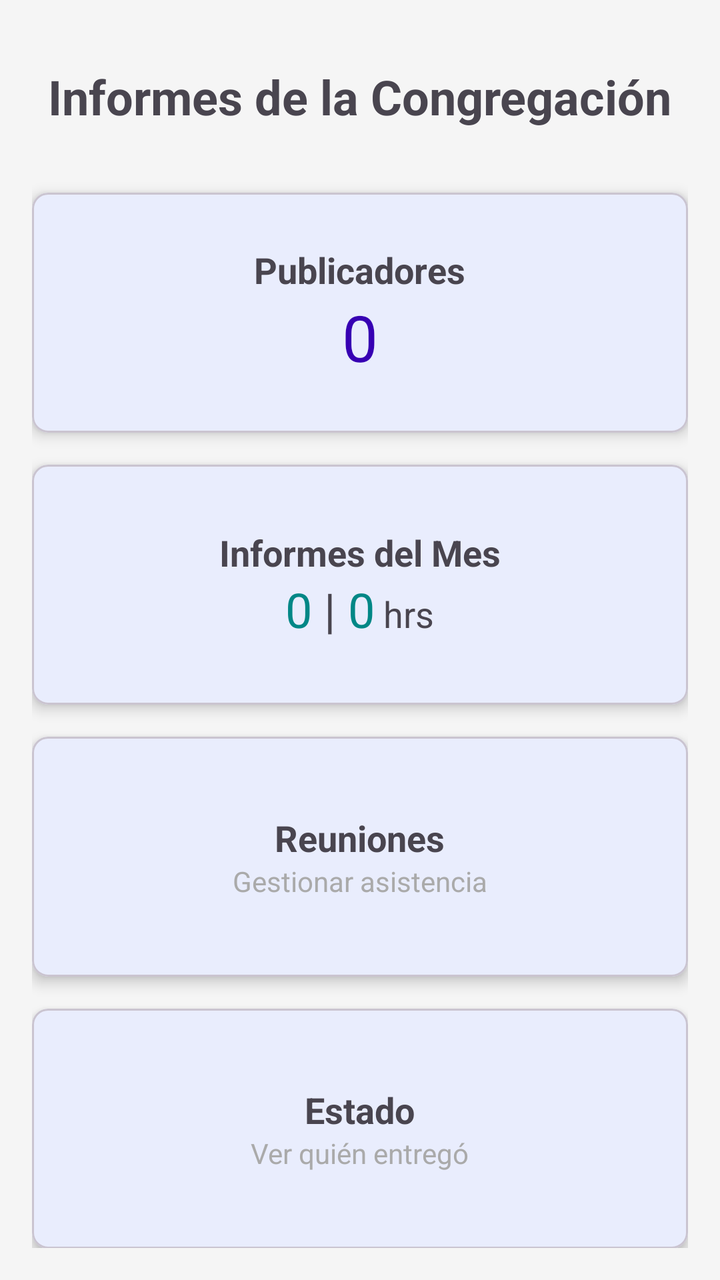
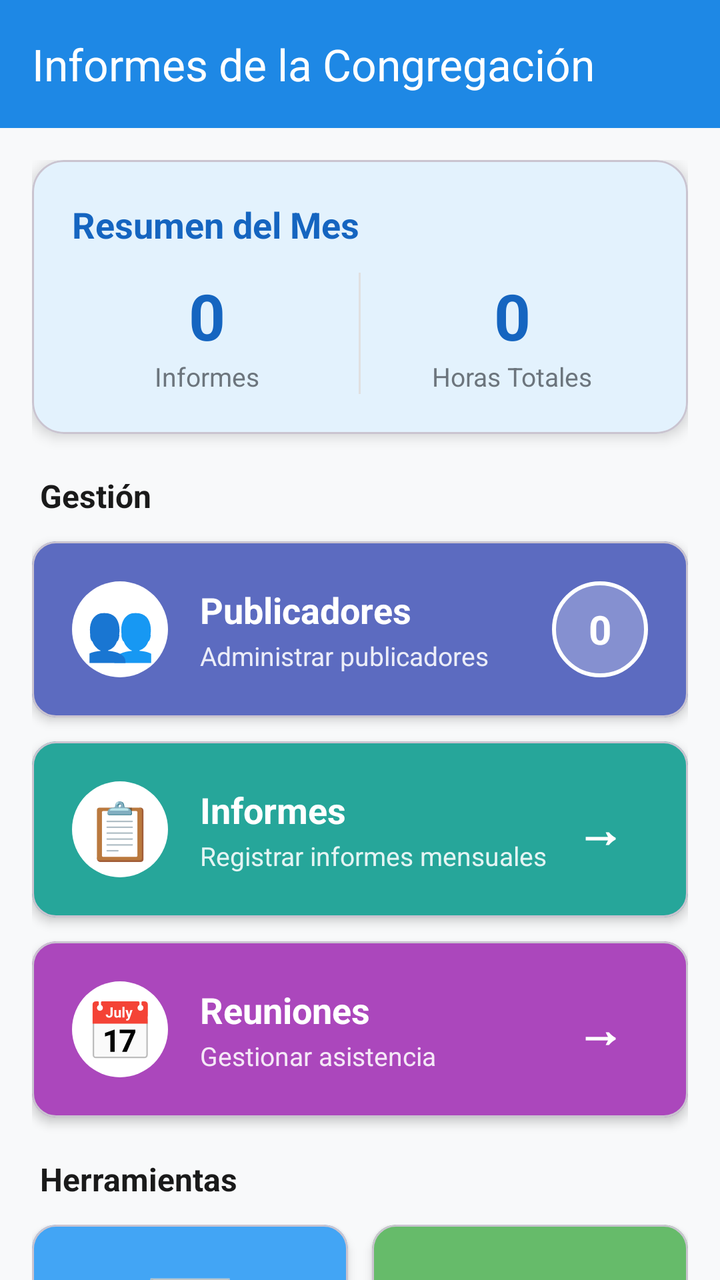

Screens rendered from an Android XML layout before and after an edit, with the pre-edit source and the edit as a unified diff.
<!-- AndroidManifest.xml: activity theme Theme.CongregationReports -->
<!-- res/layout/activity_main.xml -->
<?xml version="1.0" encoding="utf-8"?>
<androidx.constraintlayout.widget.ConstraintLayout xmlns:android="http://schemas.android.com/apk/res/android"
    xmlns:app="http://schemas.android.com/apk/res-auto"
    xmlns:tools="http://schemas.android.com/tools"
    android:layout_width="match_parent"
    android:layout_height="match_parent"
    android:padding="16dp"
    tools:context=".ui.MainActivity">

    <TextView
        android:id="@+id/textTitle"
        android:layout_width="wrap_content"
        android:layout_height="wrap_content"
        android:text="Informes de la Congregación"
        android:textSize="24sp"
        android:textStyle="bold"
        app:layout_constraintEnd_toEndOf="parent"
        app:layout_constraintStart_toStartOf="parent"
        app:layout_constraintTop_toTopOf="parent"
        android:layout_marginTop="16dp" />

    <com.google.android.material.card.MaterialCardView
        android:id="@+id/cardPublishers"
        android:layout_width="0dp"
        android:layout_height="120dp"
        android:layout_marginTop="32dp"
        app:cardCornerRadius="8dp"
        app:cardElevation="4dp"
        app:layout_constraintEnd_toEndOf="parent"
        app:layout_constraintStart_toStartOf="parent"
        app:layout_constraintTop_toBottomOf="@id/textTitle">

        <LinearLayout
            android:layout_width="match_parent"
            android:layout_height="match_parent"
            android:gravity="center"
            android:orientation="vertical"
            android:padding="16dp">

            <TextView
                android:layout_width="wrap_content"
                android:layout_height="wrap_content"
                android:text="Publicadores"
                android:textSize="18sp"
                android:textStyle="bold" />

            <TextView
                android:id="@+id/textPublishersCount"
                android:layout_width="wrap_content"
                android:layout_height="wrap_content"
                android:text="0"
                android:textSize="32sp"
                android:textColor="@color/purple_700" />
        </LinearLayout>
    </com.google.android.material.card.MaterialCardView>

    <com.google.android.material.card.MaterialCardView
        android:id="@+id/cardReports"
        android:layout_width="0dp"
        android:layout_height="120dp"
        android:layout_marginTop="16dp"
        app:cardCornerRadius="8dp"
        app:cardElevation="4dp"
        app:layout_constraintEnd_toEndOf="parent"
        app:layout_constraintStart_toStartOf="parent"
        app:layout_constraintTop_toBottomOf="@id/cardPublishers">

        <LinearLayout
            android:layout_width="match_parent"
            android:layout_height="match_parent"
            android:gravity="center"
            android:orientation="vertical"
            android:padding="16dp">

            <TextView
                android:layout_width="wrap_content"
                android:layout_height="wrap_content"
                android:text="Informes del Mes"
                android:textSize="18sp"
                android:textStyle="bold" />

            <LinearLayout
                android:layout_width="wrap_content"
                android:layout_height="wrap_content"
                android:orientation="horizontal">

                <TextView
                    android:id="@+id/textReportsCount"
                    android:layout_width="wrap_content"
                    android:layout_height="wrap_content"
                    android:text="0"
                    android:textSize="24sp"
                    android:textColor="@color/teal_700" />

                <TextView
                    android:layout_width="wrap_content"
                    android:layout_height="wrap_content"
                    android:text=" | "
                    android:textSize="24sp" />

                <TextView
                    android:id="@+id/textTotalHours"
                    android:layout_width="wrap_content"
                    android:layout_height="wrap_content"
                    android:text="0"
                    android:textSize="24sp"
                    android:textColor="@color/teal_700" />

                <TextView
                    android:layout_width="wrap_content"
                    android:layout_height="wrap_content"
                    android:text=" hrs"
                    android:textSize="18sp" />
            </LinearLayout>
        </LinearLayout>
    </com.google.android.material.card.MaterialCardView>

    <com.google.android.material.card.MaterialCardView
        android:id="@+id/cardMeetings"
        android:layout_width="0dp"
        android:layout_height="120dp"
        android:layout_marginTop="16dp"
        app:cardCornerRadius="8dp"
        app:cardElevation="4dp"
        app:layout_constraintEnd_toEndOf="parent"
        app:layout_constraintStart_toStartOf="parent"
        app:layout_constraintTop_toBottomOf="@id/cardReports">

        <LinearLayout
            android:layout_width="match_parent"
            android:layout_height="match_parent"
            android:gravity="center"
            android:orientation="vertical"
            android:padding="16dp">

            <TextView
                android:layout_width="wrap_content"
                android:layout_height="wrap_content"
                android:text="Reuniones"
                android:textSize="18sp"
                android:textStyle="bold" />

            <TextView
                android:layout_width="wrap_content"
                android:layout_height="wrap_content"
                android:text="Gestionar asistencia"
                android:textSize="14sp"
                android:textColor="@android:color/darker_gray" />
        </LinearLayout>
    </com.google.android.material.card.MaterialCardView>

    <com.google.android.material.card.MaterialCardView
        android:id="@+id/cardStatus"
        android:layout_width="0dp"
        android:layout_height="120dp"
        android:layout_marginTop="16dp"
        app:cardCornerRadius="8dp"
        app:cardElevation="4dp"
        app:layout_constraintEnd_toEndOf="parent"
        app:layout_constraintStart_toStartOf="parent"
        app:layout_constraintTop_toBottomOf="@id/cardMeetings">

        <LinearLayout
            android:layout_width="match_parent"
            android:layout_height="match_parent"
            android:gravity="center"
            android:orientation="vertical"
            android:padding="16dp">

            <TextView
                android:layout_width="wrap_content"
                android:layout_height="wrap_content"
                android:text="Estado"
                android:textSize="18sp"
                android:textStyle="bold" />

            <TextView
                android:layout_width="wrap_content"
                android:layout_height="wrap_content"
                android:text="Ver quién entregó"
                android:textSize="14sp"
                android:textColor="@android:color/darker_gray" />
        </LinearLayout>
    </com.google.android.material.card.MaterialCardView>

    <LinearLayout
        android:layout_width="0dp"
        android:layout_height="120dp"
        android:layout_marginTop="16dp"
        android:orientation="horizontal"
        app:layout_constraintEnd_toEndOf="parent"
        app:layout_constraintStart_toStartOf="parent"
        app:layout_constraintTop_toBottomOf="@id/cardStatus">

        <com.google.android.material.card.MaterialCardView
            android:id="@+id/cardStats"
            android:layout_width="0dp"
            android:layout_height="match_parent"
            android:layout_weight="1"
            android:layout_marginEnd="8dp"
            app:cardCornerRadius="8dp"
            app:cardElevation="4dp">

            <LinearLayout
                android:layout_width="match_parent"
                android:layout_height="match_parent"
                android:gravity="center"
                android:orientation="vertical"
                android:padding="16dp">

                <TextView
                    android:layout_width="wrap_content"
                    android:layout_height="wrap_content"
                    android:text="Estadísticas"
                    android:textSize="16sp"
                    android:textStyle="bold" />

                <TextView
                    android:layout_width="wrap_content"
                    android:layout_height="wrap_content"
                    android:text="Gráficos"
                    android:textSize="12sp"
                    android:textColor="@android:color/darker_gray" />
            </LinearLayout>
        </com.google.android.material.card.MaterialCardView>

        <com.google.android.material.card.MaterialCardView
            android:id="@+id/cardBackup"
            android:layout_width="0dp"
            android:layout_height="match_parent"
            android:layout_weight="1"
            android:layout_marginStart="8dp"
            app:cardCornerRadius="8dp"
            app:cardElevation="4dp">

            <LinearLayout
                android:layout_width="match_parent"
                android:layout_height="match_parent"
                android:gravity="center"
                android:orientation="vertical"
                android:padding="16dp">

                <TextView
                    android:layout_width="wrap_content"
                    android:layout_height="wrap_content"
                    android:text="Respaldo"
                    android:textSize="16sp"
                    android:textStyle="bold" />

                <TextView
                    android:layout_width="wrap_content"
                    android:layout_height="wrap_content"
                    android:text="Protege datos"
                    android:textSize="12sp"
                    android:textColor="@android:color/darker_gray" />
            </LinearLayout>
        </com.google.android.material.card.MaterialCardView>

    </LinearLayout>

</androidx.constraintlayout.widget.ConstraintLayout>
<!-- resources referenced by this layout -->
<resources>
  <color name="purple_700">#FF3700B3</color>
  <color name="teal_700">#FF018786</color>
  <style name="Theme.CongregationReports" parent="Base.Theme.CongregationReports">
          <item name="android:windowContentTransitions">true</item>
      </style>
  <style name="Base.Theme.CongregationReports" parent="Theme.Material3.DayNight">
          <item name="colorPrimary">@color/primary</item>
          <item name="colorPrimaryDark">@color/primary_dark</item>
          <item name="colorAccent">@color/accent</item>
          <item name="android:statusBarColor">@color/primary_dark</item>
          <item name="android:windowBackground">@color/background</item>
      </style>
  <color name="primary">#2196F3</color>
  <color name="primary_dark">#1976D2</color>
  <color name="accent">#FF9800</color>
  <color name="background">#F5F5F5</color>
</resources>

<!-- the commit's change to res/layout/activity_main.xml (unified diff, before → after) -->
@@ -1,261 +1,519 @@
 <?xml version="1.0" encoding="utf-8"?>
-<androidx.constraintlayout.widget.ConstraintLayout xmlns:android="http://schemas.android.com/apk/res/android"
+<androidx.coordinatorlayout.widget.CoordinatorLayout xmlns:android="http://schemas.android.com/apk/res/android"
     xmlns:app="http://schemas.android.com/apk/res-auto"
     xmlns:tools="http://schemas.android.com/tools"
     android:layout_width="match_parent"
     android:layout_height="match_parent"
-    android:padding="16dp"
+    android:background="@color/background"
     tools:context=".ui.MainActivity">
 
-    <TextView
-        android:id="@+id/textTitle"
-        android:layout_width="wrap_content"
+    <com.google.android.material.appbar.AppBarLayout
+        android:layout_width="match_parent"
         android:layout_height="wrap_content"
-        android:text="Informes de la Congregación"
-        android:textSize="24sp"
-        android:textStyle="bold"
-        app:layout_constraintEnd_toEndOf="parent"
-        app:layout_constraintStart_toStartOf="parent"
-        app:layout_constraintTop_toTopOf="parent"
-        android:layout_marginTop="16dp" />
-
-    <com.google.android.material.card.MaterialCardView
-        android:id="@+id/cardPublishers"
-        android:layout_width="0dp"
-        android:layout_height="120dp"
-        android:layout_marginTop="32dp"
-        app:cardCornerRadius="8dp"
-        app:cardElevation="4dp"
-        app:layout_constraintEnd_toEndOf="parent"
-        app:layout_constraintStart_toStartOf="parent"
-        app:layout_constraintTop_toBottomOf="@id/textTitle">
+        android:elevation="0dp"
+        app:elevation="0dp">
+
+        <com.google.android.material.appbar.MaterialToolbar
+            android:id="@+id/toolbar"
+            android:layout_width="match_parent"
+            android:layout_height="?attr/actionBarSize"
+            android:background="@color/primary"
+            app:titleTextColor="@color/white"
+            app:title="Informes de la Congregación" />
+
+    </com.google.android.material.appbar.AppBarLayout>
+
+    <androidx.core.widget.NestedScrollView
+        android:layout_width="match_parent"
+        android:layout_height="match_parent"
+        app:layout_behavior="@string/appbar_scrolling_view_behavior">
 
         <LinearLayout
             android:layout_width="match_parent"
-            android:layout_height="match_parent"
-            android:gravity="center"
+            android:layout_height="wrap_content"
             android:orientation="vertical"
             android:padding="16dp">
 
+            
+            <com.google.android.material.card.MaterialCardView
+                android:layout_width="match_parent"
+                android:layout_height="wrap_content"
+                android:layout_marginBottom="20dp"
+                app:cardCornerRadius="16dp"
+                app:cardElevation="4dp"
+                app:cardBackgroundColor="@color/primary_light">
+
+                <LinearLayout
+                    android:layout_width="match_parent"
+                    android:layout_height="wrap_content"
+                    android:orientation="vertical"
+                    android:padding="20dp">
+
+                    <TextView
+                        android:layout_width="wrap_content"
+                        android:layout_height="wrap_content"
+                        android:text="Resumen del Mes"
+                        android:textSize="18sp"
+                        android:textStyle="bold"
+                        android:textColor="@color/primary_dark"
+                        android:layout_marginBottom="12dp"/>
+
+                    <LinearLayout
+                        android:layout_width="match_parent"
+                        android:layout_height="wrap_content"
+                        android:orientation="horizontal"
+                        android:weightSum="2">
+
+                        <LinearLayout
+                            android:layout_width="0dp"
+                            android:layout_height="wrap_content"
+                            android:layout_weight="1"
+                            android:orientation="vertical"
+                            android:gravity="center">
+
+                            <TextView
+                                android:id="@+id/textReportsCount"
+                                android:layout_width="wrap_content"
+                                android:layout_height="wrap_content"
+                                android:text="0"
+                                android:textSize="32sp"
+                                android:textStyle="bold"
+                                android:textColor="@color/primary_dark"/>
+
+                            <TextView
+                                android:layout_width="wrap_content"
+                                android:layout_height="wrap_content"
+                                android:text="Informes"
+                                android:textSize="13sp"
+                                android:textColor="@color/text_secondary"/>
+
+                        </LinearLayout>
+
+                        <View
+                            android:layout_width="1dp"
+                            android:layout_height="match_parent"
+                            android:background="@color/divider"
+                            android:layout_marginStart="8dp"
+                            android:layout_marginEnd="8dp"/>
+
+                        <LinearLayout
+                            android:layout_width="0dp"
+                            android:layout_height="wrap_content"
+                            android:layout_weight="1"
+                            android:orientation="vertical"
+                            android:gravity="center">
+
+                            <TextView
+                                android:id="@+id/textTotalHours"
+                                android:layout_width="wrap_content"
+                                android:layout_height="wrap_content"
+                                android:text="0"
+                                android:textSize="32sp"
+                                android:textStyle="bold"
+                                android:textColor="@color/primary_dark"/>
+
+                            <TextView
+                                android:layout_width="wrap_content"
+                                android:layout_height="wrap_content"
+                                android:text="Horas Totales"
+                                android:textSize="13sp"
+                                android:textColor="@color/text_secondary"/>
+
+                        </LinearLayout>
+
+                    </LinearLayout>
+
+                </LinearLayout>
+
+            </com.google.android.material.card.MaterialCardView>
+
             <TextView
                 android:layout_width="wrap_content"
                 android:layout_height="wrap_content"
-                android:text="Publicadores"
-                android:textSize="18sp"
-                android:textStyle="bold" />
-
-            <TextView
-                android:id="@+id/textPublishersCount"
-                android:layout_width="wrap_content"
-                android:layout_height="wrap_content"
-                android:text="0"
-                android:textSize="32sp"
-                android:textColor="@color/purple_700" />
-        </LinearLayout>
-    </com.google.android.material.card.MaterialCardView>
-
-    <com.google.android.material.card.MaterialCardView
-        android:id="@+id/cardReports"
-        android:layout_width="0dp"
-        android:layout_height="120dp"
-        android:layout_marginTop="16dp"
-        app:cardCornerRadius="8dp"
-        app:cardElevation="4dp"
-        app:layout_constraintEnd_toEndOf="parent"
-        app:layout_constraintStart_toStartOf="parent"
-        app:layout_constraintTop_toBottomOf="@id/cardPublishers">
-
-        <LinearLayout
-            android:layout_width="match_parent"
-            android:layout_height="match_parent"
-            android:gravity="center"
-            android:orientation="vertical"
-            android:padding="16dp">
+                android:text="Gestión"
+                android:textSize="16sp"
+                android:textStyle="bold"
+                android:textColor="@color/text_primary"
+                android:layout_marginBottom="12dp"
+                android:layout_marginStart="4dp"/>
+
+            
+            <com.google.android.material.card.MaterialCardView
+                android:id="@+id/cardPublishers"
+                android:layout_width="match_parent"
+                android:layout_height="wrap_content"
+                android:layout_marginBottom="12dp"
+                app:cardCornerRadius="12dp"
+                app:cardElevation="3dp"
+                app:cardBackgroundColor="@color/card_publishers">
+
+                <LinearLayout
+                    android:layout_width="match_parent"
+                    android:layout_height="wrap_content"
+                    android:orientation="horizontal"
+                    android:padding="20dp"
+                    android:gravity="center_vertical">
+
+                    <TextView
+                        android:layout_width="48dp"
+                        android:layout_height="48dp"
+                        android:text="👥"
+                        android:textSize="28sp"
+                        android:gravity="center"
+                        android:background="@drawable/icon_background"
+                        android:backgroundTint="@color/white"/>
+
+                    <LinearLayout
+                        android:layout_width="0dp"
+                        android:layout_height="wrap_content"
+                        android:layout_weight="1"
+                        android:orientation="vertical"
+                        android:layout_marginStart="16dp">
+
+                        <TextView
+                            android:layout_width="wrap_content"
+                            android:layout_height="wrap_content"
+                            android:text="Publicadores"
+                            android:textSize="18sp"
+                            android:textStyle="bold"
+                            android:textColor="@color/white"/>
+
+                        <TextView
+                            android:layout_width="wrap_content"
+                            android:layout_height="wrap_content"
+                            android:text="Administrar publicadores"
+                            android:textSize="13sp"
+                            android:textColor="#E0FFFFFF"
+                            android:layout_marginTop="2dp"/>
+
+                    </LinearLayout>
+
+                    <TextView
+                        android:id="@+id/textPublishersCount"
+                        android:layout_width="48dp"
+                        android:layout_height="48dp"
+                        android:text="0"
+                        android:textSize="20sp"
+                        android:textStyle="bold"
+                        android:textColor="@color/white"
+                        android:gravity="center"
+                        android:background="@drawable/count_background"/>
+
+                </LinearLayout>
+
+            </com.google.android.material.card.MaterialCardView>
+
+            
+            <com.google.android.material.card.MaterialCardView
+                android:id="@+id/cardReports"
+                android:layout_width="match_parent"
+                android:layout_height="wrap_content"
+                android:layout_marginBottom="12dp"
+                app:cardCornerRadius="12dp"
+                app:cardElevation="3dp"
+                app:cardBackgroundColor="@color/card_reports">
+
+                <LinearLayout
+                    android:layout_width="match_parent"
+                    android:layout_height="wrap_content"
+                    android:orientation="horizontal"
+                    android:padding="20dp"
+                    android:gravity="center_vertical">
+
+                    <TextView
+                        android:layout_width="48dp"
+                        android:layout_height="48dp"
+                        android:text="📋"
+                        android:textSize="28sp"
+                        android:gravity="center"
+                        android:background="@drawable/icon_background"
+                        android:backgroundTint="@color/white"/>
+
+                    <LinearLayout
+                        android:layout_width="0dp"
+                        android:layout_height="wrap_content"
+                        android:layout_weight="1"
+                        android:orientation="vertical"
+                        android:layout_marginStart="16dp">
+
+                        <TextView
+                            android:layout_width="wrap_content"
+                            android:layout_height="wrap_content"
+                            android:text="Informes"
+                            android:textSize="18sp"
+                            android:textStyle="bold"
+                            android:textColor="@color/white"/>
+
+                        <TextView
+                            android:layout_width="wrap_content"
+                            android:layout_height="wrap_content"
+                            android:text="Registrar informes mensuales"
+                            android:textSize="13sp"
+                            android:textColor="#E0FFFFFF"
+                            android:layout_marginTop="2dp"/>
+
+                    </LinearLayout>
+
+                    <TextView
+                        android:layout_width="48dp"
+                        android:layout_height="48dp"
+                        android:text="→"
+                        android:textSize="24sp"
+                        android:textStyle="bold"
+                        android:textColor="@color/white"
+                        android:gravity="center"/>
+
+                </LinearLayout>
+
+            </com.google.android.material.card.MaterialCardView>
+
+            
+            <com.google.android.material.card.MaterialCardView
+                android:id="@+id/cardMeetings"
+                android:layout_width="match_parent"
+                android:layout_height="wrap_content"
+                android:layout_marginBottom="12dp"
+                app:cardCornerRadius="12dp"
+                app:cardElevation="3dp"
+                app:cardBackgroundColor="@color/card_meetings">
+
+                <LinearLayout
+                    android:layout_width="match_parent"
+                    android:layout_height="wrap_content"
+                    android:orientation="horizontal"
+                    android:padding="20dp"
+                    android:gravity="center_vertical">
+
+                    <TextView
+                        android:layout_width="48dp"
+                        android:layout_height="48dp"
+                        android:text="📅"
+                        android:textSize="28sp"
+                        android:gravity="center"
+                        android:background="@drawable/icon_background"
+                        android:backgroundTint="@color/white"/>
+
+                    <LinearLayout
+                        android:layout_width="0dp"
+                        android:layout_height="wrap_content"
+                        android:layout_weight="1"
+                        android:orientation="vertical"
+                        android:layout_marginStart="16dp">
+
+                        <TextView
+                            android:layout_width="wrap_content"
+                            android:layout_height="wrap_content"
+                            android:text="Reuniones"
+                            android:textSize="18sp"
+                            android:textStyle="bold"
+                            android:textColor="@color/white"/>
+
+                        <TextView
+                            android:layout_width="wrap_content"
+                            android:layout_height="wrap_content"
+                            android:text="Gestionar asistencia"
+                            android:textSize="13sp"
+                            android:textColor="#E0FFFFFF"
+                            android:layout_marginTop="2dp"/>
+
+                    </LinearLayout>
+
+                    <TextView
+                        android:layout_width="48dp"
+                        android:layout_height="48dp"
+                        android:text="→"
+                        android:textSize="24sp"
+                        android:textStyle="bold"
+                        android:textColor="@color/white"
+                        android:gravity="center"/>
+
+                </LinearLayout>
+
+            </com.google.android.material.card.MaterialCardView>
 
             <TextView
                 android:layout_width="wrap_content"
                 android:layout_height="wrap_content"
-                android:text="Informes del Mes"
-                android:textSize="18sp"
-                android:textStyle="bold" />
-
-            <LinearLayout
-                android:layout_width="wrap_content"
-                android:layout_height="wrap_content"
-                android:orientation="horizontal">
-
-                <TextView
-                    android:id="@+id/textReportsCount"
-                    android:layout_width="wrap_content"
-                    android:layout_height="wrap_content"
-                    android:text="0"
-                    android:textSize="24sp"
-                    android:textColor="@color/teal_700" />
-
-                <TextView
-                    android:layout_width="wrap_content"
-                    android:layout_height="wrap_content"
-                    android:text=" | "
-                    android:textSize="24sp" />
-
-                <TextView
-                    android:id="@+id/textTotalHours"
-                    android:layout_width="wrap_content"
-                    android:layout_height="wrap_content"
-                    android:text="0"
-                    android:textSize="24sp"
-                    android:textColor="@color/teal_700" />
-
-                <TextView
-                    android:layout_width="wrap_content"
-                    android:layout_height="wrap_content"
-                    android:text=" hrs"
-                    android:textSize="18sp" />
-            </LinearLayout>
-        </LinearLayout>
-    </com.google.android.material.card.MaterialCardView>
-
-    <com.google.android.material.card.MaterialCardView
-        android:id="@+id/cardMeetings"
-        android:layout_width="0dp"
-        android:layout_height="120dp"
-        android:layout_marginTop="16dp"
-        app:cardCornerRadius="8dp"
-        app:cardElevation="4dp"
-        app:layout_constraintEnd_toEndOf="parent"
-        app:layout_constraintStart_toStartOf="parent"
-        app:layout_constraintTop_toBottomOf="@id/cardReports">
-
-        <LinearLayout
-            android:layout_width="match_parent"
-            android:layout_height="match_parent"
-            android:gravity="center"
-            android:orientation="vertical"
-            android:padding="16dp">
-
-            <TextView
-                android:layout_width="wrap_content"
-                android:layout_height="wrap_content"
-                android:text="Reuniones"
-                android:textSize="18sp"
-                android:textStyle="bold" />
-
-            <TextView
-                android:layout_width="wrap_content"
-                android:layout_height="wrap_content"
-                android:text="Gestionar asistencia"
-                android:textSize="14sp"
-                android:textColor="@android:color/darker_gray" />
-        </LinearLayout>
-    </com.google.android.material.card.MaterialCardView>
-
-    <com.google.android.material.card.MaterialCardView
-        android:id="@+id/cardStatus"
-        android:layout_width="0dp"
-        android:layout_height="120dp"
-        android:layout_marginTop="16dp"
-        app:cardCornerRadius="8dp"
-        app:cardElevation="4dp"
-        app:layout_constraintEnd_toEndOf="parent"
-        app:layout_constraintStart_toStartOf="parent"
-        app:layout_constraintTop_toBottomOf="@id/cardMeetings">
-
-        <LinearLayout
-            android:layout_width="match_parent"
-            android:layout_height="match_parent"
-            android:gravity="center"
-            android:orientation="vertical"
-            android:padding="16dp">
-
-            <TextView
-                android:layout_width="wrap_content"
-                android:layout_height="wrap_content"
-                android:text="Estado"
-                android:textSize="18sp"
-                android:textStyle="bold" />
-
-            <TextView
-                android:layout_width="wrap_content"
-                android:layout_height="wrap_content"
-                android:text="Ver quién entregó"
-                android:textSize="14sp"
-                android:textColor="@android:color/darker_gray" />
-        </LinearLayout>
-    </com.google.android.material.card.MaterialCardView>
-
-    <LinearLayout
-        android:layout_width="0dp"
-        android:layout_height="120dp"
-        android:layout_marginTop="16dp"
-        android:orientation="horizontal"
-        app:layout_constraintEnd_toEndOf="parent"
-        app:layout_constraintStart_toStartOf="parent"
-        app:layout_constraintTop_toBottomOf="@id/cardStatus">
-
-        <com.google.android.material.card.MaterialCardView
-            android:id="@+id/cardStats"
-            android:layout_width="0dp"
-            android:layout_height="match_parent"
-            android:layout_weight="1"
-            android:layout_marginEnd="8dp"
-            app:cardCornerRadius="8dp"
-            app:cardElevation="4dp">
-
+                android:text="Herramientas"
+                android:textSize="16sp"
+                android:textStyle="bold"
+                android:textColor="@color/text_primary"
+                android:layout_marginTop="8dp"
+                android:layout_marginBottom="12dp"
+                android:layout_marginStart="4dp"/>
+
+            
             <LinearLayout
                 android:layout_width="match_parent"
-                android:layout_height="match_parent"
-                android:gravity="center"
-                android:orientation="vertical"
-                android:padding="16dp">
-
-                <TextView
-                    android:layout_width="wrap_content"
+                android:layout_height="wrap_content"
+                android:orientation="horizontal"
+                android:weightSum="2">
+
+                
+                <com.google.android.material.card.MaterialCardView
+                    android:id="@+id/cardStats"
+                    android:layout_width="0dp"
+                    android:layout_height="140dp"
+                    android:layout_weight="1"
+                    android:layout_marginEnd="6dp"
+                    android:layout_marginBottom="12dp"
+                    app:cardCornerRadius="12dp"
+                    app:cardElevation="3dp"
+                    app:cardBackgroundColor="@color/card_stats">
+
+                    <LinearLayout
+                        android:layout_width="match_parent"
+                        android:layout_height="match_parent"
+                        android:orientation="vertical"
+                        android:padding="16dp"
+                        android:gravity="center">
+
+                        <TextView
+                            android:layout_width="wrap_content"
+                            android:layout_height="wrap_content"
+                            android:text="📊"
+                            android:textSize="36sp"
+                            android:layout_marginBottom="8dp"/>
+
+                        <TextView
+                            android:layout_width="wrap_content"
+                            android:layout_height="wrap_content"
+                            android:text="Estadísticas"
+                            android:textSize="16sp"
+                            android:textStyle="bold"
+                            android:textColor="@color/white"
+                            android:gravity="center"/>
+
+                        <TextView
+                            android:layout_width="wrap_content"
+                            android:layout_height="wrap_content"
+                            android:text="Ver gráficos"
+                            android:textSize="12sp"
+                            android:textColor="#E0FFFFFF"
+                            android:layout_marginTop="4dp"
+                            android:gravity="center"/>
+
+                    </LinearLayout>
+
+                </com.google.android.material.card.MaterialCardView>
+
+                
+                <com.google.android.material.card.MaterialCardView
+                    android:id="@+id/cardStatus"
+                    android:layout_width="0dp"
+                    android:layout_height="140dp"
+                    android:layout_weight="1"
+                    android:layout_marginStart="6dp"
+                    android:layout_marginBottom="12dp"
+                    app:cardCornerRadius="12dp"
+                    app:cardElevation="3dp"
+                    app:cardBackgroundColor="@color/card_status">
+
+                    <LinearLayout
+                        android:layout_width="match_parent"
+                        android:layout_height="match_parent"
+                        android:orientation="vertical"
+                        android:padding="16dp"
+                        android:gravity="center">
+
+                        <TextView
+                            android:layout_width="wrap_content"
+                            android:layout_height="wrap_content"
+                            android:text="✓"
+                            android:textSize="36sp"
+                            android:textColor="@color/white"
+                            android:layout_marginBottom="8dp"/>
+
+                        <TextView
+                            android:layout_width="wrap_content"
+                            android:layout_height="wrap_content"
+                            android:text="Estado"
+                            android:textSize="16sp"
+                            android:textStyle="bold"
+                            android:textColor="@color/white"
+                            android:gravity="center"/>
+
+                        <TextView
+                            android:layout_width="wrap_content"
+                            android:layout_height="wrap_content"
+                            android:text="Ver entregados"
+                            android:textSize="12sp"
+                            android:textColor="#E0FFFFFF"
+                            android:layout_marginTop="4dp"
+                            android:gravity="center"/>
+
+                    </LinearLayout>
+
+                </com.google.android.material.card.MaterialCardView>
+
+            </LinearLayout>
+
+            
+            <com.google.android.material.card.MaterialCardView
+                android:id="@+id/cardBackup"
+                android:layout_width="match_parent"
+                android:layout_height="wrap_content"
+                android:layout_marginBottom="16dp"
+                app:cardCornerRadius="12dp"
+                app:cardElevation="3dp"
+                app:cardBackgroundColor="@color/card_backup">
+
+                <LinearLayout
+                    android:layout_width="match_parent"
                     android:layout_height="wrap_content"
-                    android:text="Estadísticas"
-                    android:textSize="16sp"
-                    android:textStyle="bold" />
-
-                <TextView
-                    android:layout_width="wrap_content"
-                    android:layout_height="wrap_content"
-                    android:text="Gráficos"
-                    android:textSize="12sp"
-                    android:textColor="@android:color/darker_gray" />
-            </LinearLayout>
-        </com.google.android.material.card.MaterialCardView>
-
-        <com.google.android.material.card.MaterialCardView
-            android:id="@+id/cardBackup"
-            android:layout_width="0dp"
-            android:layout_height="match_parent"
-            android:layout_weight="1"
-            android:layout_marginStart="8dp"
-            app:cardCornerRadius="8dp"
-            app:cardElevation="4dp">
-
-            <LinearLayout
-                android:layout_width="match_parent"
-                android:layout_height="match_parent"
-                android:gravity="center"
-                android:orientation="vertical"
-                android:padding="16dp">
-
-                <TextView
-                    android:layout_width="wrap_content"
-                    android:layout_height="wrap_content"
-                    android:text="Respaldo"
-                    android:textSize="16sp"
-                    android:textStyle="bold" />
-
-                <TextView
-                    android:layout_width="wrap_content"
-                    android:layout_height="wrap_content"
-                    android:text="Protege datos"
-                    android:textSize="12sp"
-                    android:textColor="@android:color/darker_gray" />
-            </LinearLayout>
-        </com.google.android.material.card.MaterialCardView>
-
-    </LinearLayout>
-
-</androidx.constraintlayout.widget.ConstraintLayout>
+                    android:orientation="horizontal"
+                    android:padding="20dp"
+                    android:gravity="center_vertical">
+
+                    <TextView
+                        android:layout_width="48dp"
+                        android:layout_height="48dp"
+                        android:text="💾"
+                        android:textSize="28sp"
+                        android:gravity="center"
+                        android:background="@drawable/icon_background"
+                        android:backgroundTint="@color/white"/>
+
+                    <LinearLayout
+                        android:layout_width="0dp"
+                        android:layout_height="wrap_content"
+                        android:layout_weight="1"
+                        android:orientation="vertical"
+                        android:layout_marginStart="16dp">
+
+                        <TextView
+                            android:layout_width="wrap_content"
+                            android:layout_height="wrap_content"
+                            android:text="Respaldo"
+                            android:textSize="18sp"
+                            android:textStyle="bold"
+                            android:textColor="@color/white"/>
+
+                        <TextView
+                            android:layout_width="wrap_content"
+                            android:layout_height="wrap_content"
+                            android:text="Proteger tus datos"
+                            android:textSize="13sp"
+                            android:textColor="#E0FFFFFF"
+                            android:layout_marginTop="2dp"/>
+
+                    </LinearLayout>
+
+                    <TextView
+                        android:layout_width="48dp"
+                        android:layout_height="48dp"
+                        android:text="→"
+                        android:textSize="24sp"
+                        android:textStyle="bold"
+                        android:textColor="@color/white"
+                        android:gravity="center"/>
+
+                </LinearLayout>
+
+            </com.google.android.material.card.MaterialCardView>
+
+        </LinearLayout>
+
+    </androidx.core.widget.NestedScrollView>
+
+</androidx.coordinatorlayout.widget.CoordinatorLayout>
<!-- resource entries referenced after the edit -->
@@ -1,7 +1,34 @@
 <!-- resources referenced by this layout -->
 <resources>
-  <color name="purple_700">#FF3700B3</color>
-  <color name="teal_700">#FF018786</color>
+  <color name="background">#F8F9FA</color>
+  <color name="card_backup">#FF7043</color>
+  <color name="card_meetings">#AB47BC</color>
+  <color name="card_publishers">#5C6BC0</color>
+  <color name="card_reports">#26A69A</color>
+  <color name="card_stats">#42A5F5</color>
+  <color name="card_status">#66BB6A</color>
+  <color name="divider">#E0E0E0</color>
+  <color name="primary">#1E88E5</color>
+  <color name="primary_dark">#1565C0</color>
+  <color name="primary_light">#E3F2FD</color>
+  <color name="text_primary">#1A1A1A</color>
+  <color name="text_secondary">#6C757D</color>
+  <color name="white">#FFFFFFFF</color>
+  <!-- drawable count_background (drawable) -->
+  <?xml version="1.0" encoding="utf-8"?>
+  <shape xmlns:android="http://schemas.android.com/apk/res/android"
+      android:shape="oval">
+      <solid android:color="#40FFFFFF"/>
+      <stroke
+          android:width="2dp"
+          android:color="@color/white"/>
+  </shape>
+  <!-- drawable icon_background (drawable) -->
+  <?xml version="1.0" encoding="utf-8"?>
+  <shape xmlns:android="http://schemas.android.com/apk/res/android"
+      android:shape="oval">
+      <solid android:color="@color/white"/>
+  </shape>
   <style name="Theme.CongregationReports" parent="Base.Theme.CongregationReports">
           <item name="android:windowContentTransitions">true</item>
       </style>
@@ -12,9 +39,6 @@
           <item name="android:statusBarColor">@color/primary_dark</item>
           <item name="android:windowBackground">@color/background</item>
       </style>
-  <color name="primary">#2196F3</color>
-  <color name="primary_dark">#1976D2</color>
-  <color name="accent">#FF9800</color>
-  <color name="background">#F5F5F5</color>
+  <color name="accent">#FFA726</color>
 </resources>
 
